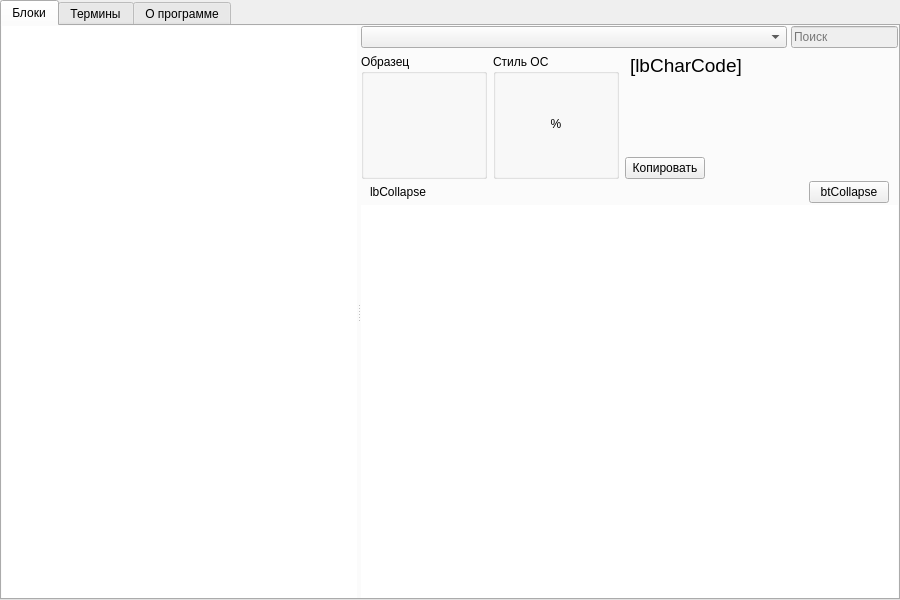
First picture: the form in Unicodia/FmMain.ui, repository Mercury13/unicodia, before the edit.
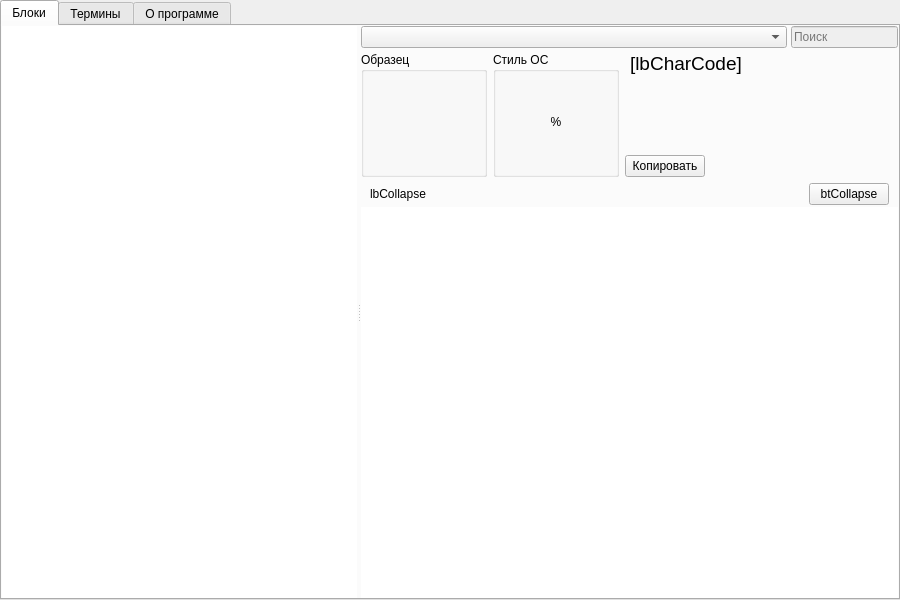
Second picture: the form after the edit. Icons and pictures are not drawn. Custom widgets are drawn as their Qt base class.

Commit message: Сделал светлее иконку анатолийских; для поиска сделал StackWidget

Patch:
```diff
--- a/Unicodia/FmMain.ui
+++ b/Unicodia/FmMain.ui
@@ -102,7 +102,7 @@
             </property>
             <item>
              <widget class="QWidget" name="wiCharBar" native="true">
-              <layout class="QVBoxLayout" name="verticalLayout_5" stretch="0,0">
+              <layout class="QVBoxLayout" name="verticalLayout_5" stretch="0">
                <property name="spacing">
                 <number>6</number>
                </property>
@@ -142,8 +142,39 @@
                  </item>
                 </layout>
                </item>
+              </layout>
+             </widget>
+            </item>
+            <item>
+             <widget class="QStackedWidget" name="stackSearch">
+              <widget class="QWidget" name="pageInfo">
+               <layout class="QVBoxLayout" name="verticalLayout_9" stretch="0,0,1">
+                <property name="spacing">
+                 <number>0</number>
+                </property>
+                <property name="leftMargin">
+                 <number>0</number>
+                </property>
+                <property name="topMargin">
+                 <number>0</number>
+                </property>
+                <property name="rightMargin">
+                 <number>0</number>
+                </property>
+                <property name="bottomMargin">
+                 <number>0</number>
+                </property>
                <item>
                 <layout class="QHBoxLayout" name="horizontalLayout_4" stretch="0,0,1">
+                  <property name="spacing">
+                   <number>6</number>
+                  </property>
+                  <property name="topMargin">
+                   <number>4</number>
+                  </property>
+                  <property name="bottomMargin">
+                   <number>4</number>
+                  </property>
                  <item>
                   <widget class="QGroupBox" name="grpSample">
                    <property name="title">
@@ -366,9 +397,6 @@
                  </item>
                 </layout>
                </item>
-              </layout>
-             </widget>
-            </item>
             <item>
              <widget class="QWidget" name="wiCollapse" native="true">
               <layout class="QHBoxLayout" name="horizontalLayout_6" stretch="1,0">
@@ -406,6 +434,11 @@
               <property name="openLinks">
                <bool>false</bool>
               </property>
+                 </widget>
+                </item>
+               </layout>
+              </widget>
+              <widget class="QWidget" name="pageSearch"/>
              </widget>
             </item>
            </layout>
```
Left out of the diff: 2 changed lines with no effect on the pictures. Lines whose indentation alone changed are shown as unchanged. The commit also changes 3 other files.
